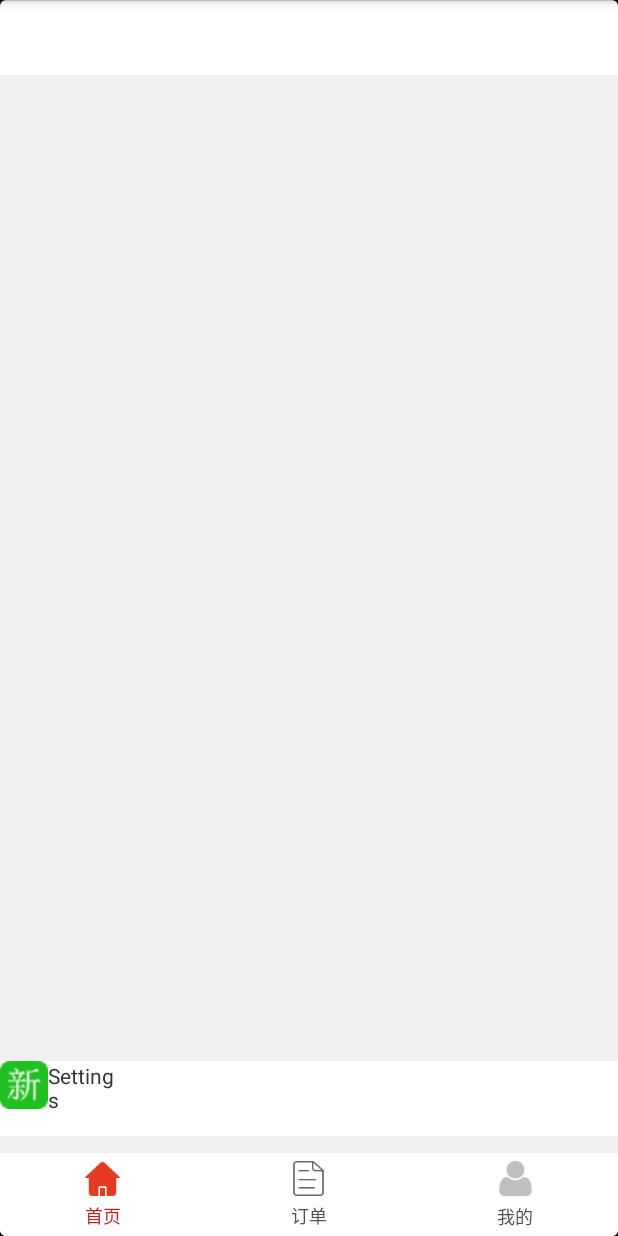
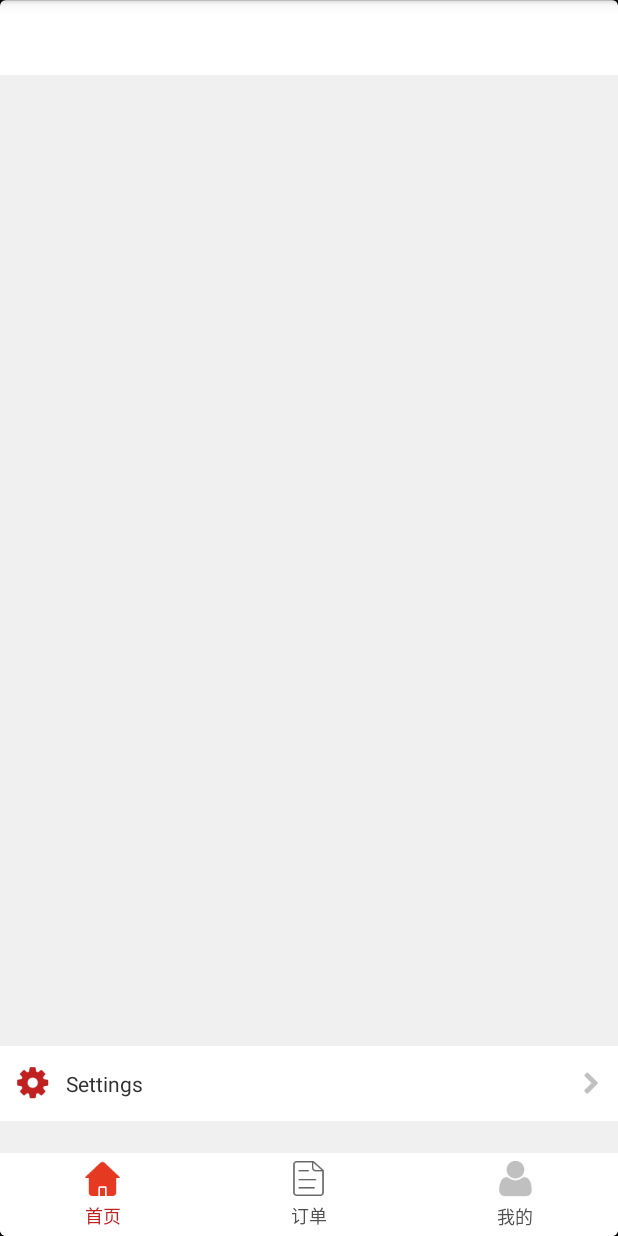
Before and after one commit to huangbop/mixi-old, an Android app: the fragment ProfileFragment placed in its activity, on a phone screen of 412 x 824 dp. Run offline under Robolectric (Android 15) with nearby library versions, the phone set to English and light mode, and no system bars; our stand-ins replace ButterKnife; libraries missing offline, so code that uses them is left out: in.srain.cube, retrofit.client; 5 statements that could not run were skipped.

Commit message:
Profile settings item

```diff
--- a/app/src/main/res/layout/fragment_profile.xml
+++ b/app/src/main/res/layout/fragment_profile.xml
@@ -8,30 +8,40 @@
     android:layout_width="match_parent"
     android:layout_height="match_parent">
 
-    <LinearLayout
+    <RelativeLayout
         android:layout_width="match_parent"
         android:layout_height="50dp"
         android:layout_alignParentBottom="true"
         android:background="#ffffff"
-        android:layout_marginBottom="10dp"
+        android:layout_marginBottom="20dp"
         >
         <ImageView
-            android:layout_width="32dp"
-            android:layout_height="32dp"
+            android:id="@+id/settings_icon"
+            android:layout_width="24dp"
+            android:layout_height="24dp"
+            android:src="@mipmap/settings"
+            android:layout_centerVertical="true"
             android:layout_alignParentLeft="true"
-            android:layout_centerVertical="true"
-            android:src="@mipmap/is_new"
+            android:layout_marginLeft="10dp"
             />
         <TextView
-            android:layout_width="50dp"
-            android:layout_height="match_parent"
+            android:layout_width="wrap_content"
+            android:layout_height="wrap_content"
             android:text="Settings"
+            android:layout_centerVertical="true"
+            android:layout_toRightOf="@+id/settings_icon"
+            android:layout_marginLeft="10dp"
             />
         <ImageView
-            android:layout_width="50dp"
-            android:layout_height="match_parent"/>
+            android:layout_width="16dp"
+            android:layout_height="16dp"
+            android:src="@mipmap/right"
+            android:layout_centerVertical="true"
+            android:layout_alignParentRight="true"
+            android:layout_marginRight="10dp"
+            />
 
-    </LinearLayout>
+    </RelativeLayout>
 
 </RelativeLayout>
 
```
Also changed, not shown: app/src/main/res/mipmap-xhdpi/right.png (added), app/src/main/res/mipmap-xhdpi/settings.png (added), 1 other file.
